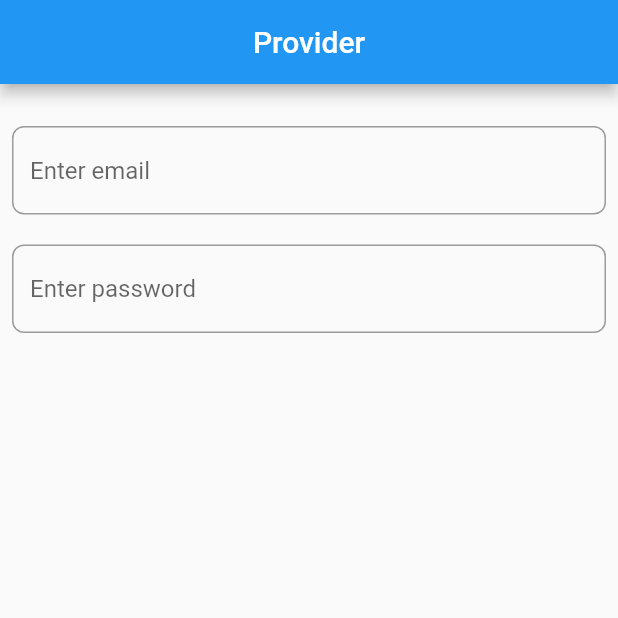
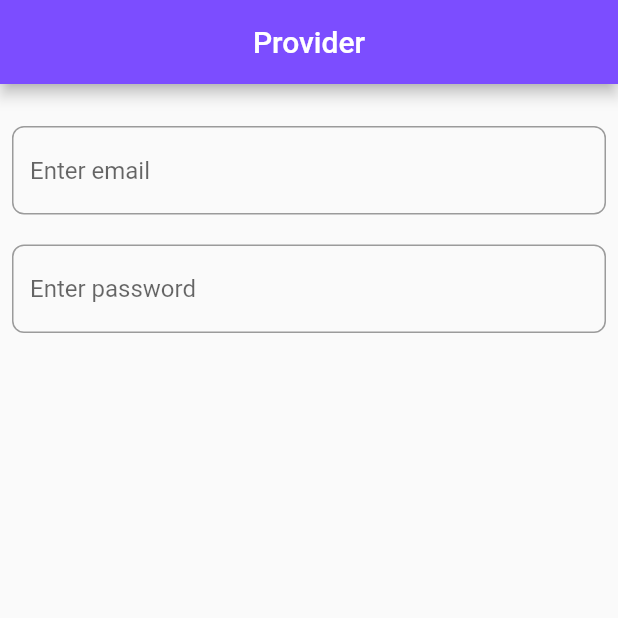
Before and after one commit to Netesh5/allaboutProvider, a Flutter app: the screen it shows after launch, on a phone screen of 412 x 824 dp, the top half of it. Run offline on Flutter 3.47's test engine with Material 2 defaults, Android fonts, the phone set to English and light mode, and no system bars.

Commit message:
UI_desgin

```diff
--- a/lib/screen/homepage.dart
+++ b/lib/screen/homepage.dart
@@ -12,6 +12,7 @@ class _HomepageState extends State<Homepage> {
   Widget build(BuildContext context) {
     return Scaffold(
       appBar: AppBar(
+        backgroundColor: Colors.deepPurpleAccent,
         title: const Text("Provider"),
         centerTitle: true,
       ),
@@ -21,7 +22,7 @@ class _HomepageState extends State<Homepage> {
         child: Container(
           child: Column(
             children: [
-              SizedBox(
+              const SizedBox(
                 height: 20,
               ),
               TextField(
@@ -30,7 +31,7 @@ class _HomepageState extends State<Homepage> {
                     border: OutlineInputBorder(
                         borderRadius: BorderRadius.circular(8))),
               ),
-              SizedBox(
+              const SizedBox(
                 height: 20,
               ),
               TextField(
--- a/pubspec.yaml
+++ b/pubspec.yaml
@@ -34,6 +34,7 @@ dependencies:
   # The following adds the Cupertino Icons font to your application.
   # Use with the CupertinoIcons class for iOS style icons.
   cupertino_icons: ^1.0.2
+  provider: ^6.0.2
 
 dev_dependencies:
   flutter_test:
```
Also changed, not shown: pubspec.lock.
